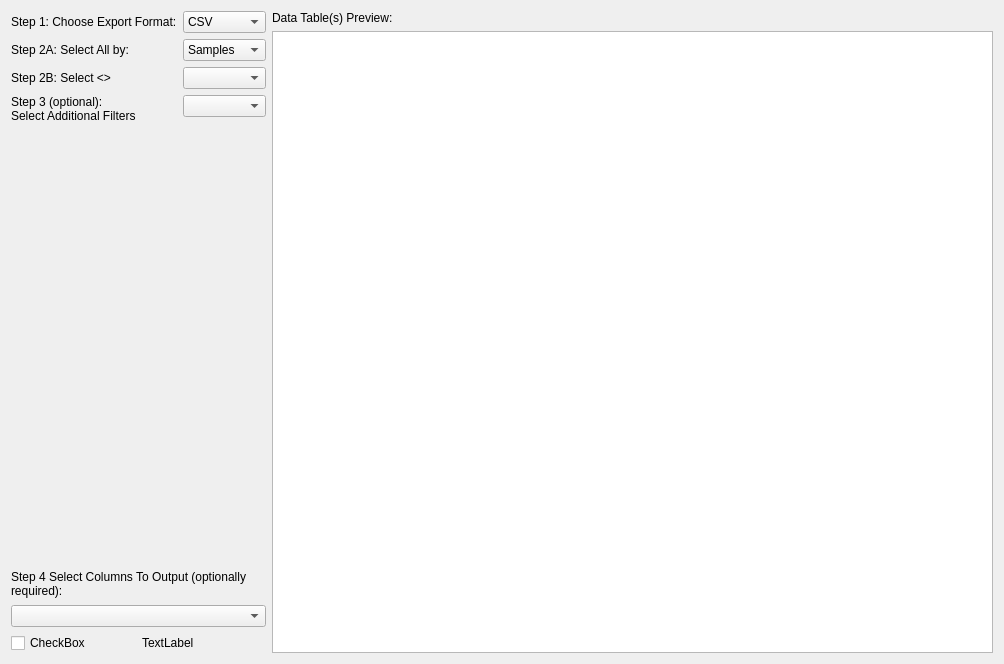
The window that ui/ExporterUI.ui (kathrynmetcalf/GeoCORK) describes before a commit, drawn with Qt 5.
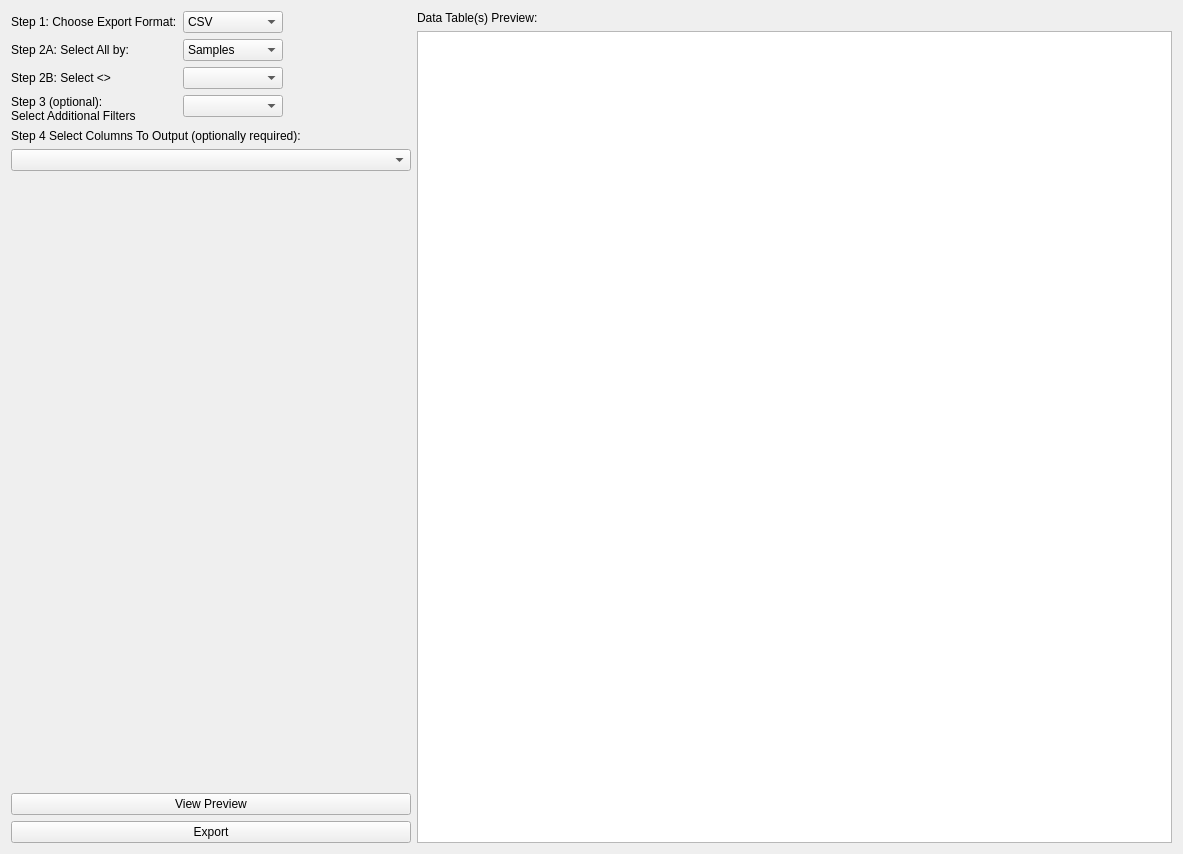
The same window after the commit. Custom widgets are drawn as their Qt base class.

Patch:
```diff
--- a/ui/ExporterUI.ui
+++ b/ui/ExporterUI.ui
@@ -6,8 +6,8 @@
    <rect>
     <x>0</x>
     <y>0</y>
-    <width>1004</width>
-    <height>664</height>
+    <width>1183</width>
+    <height>854</height>
    </rect>
   </property>
   <property name="windowTitle">
@@ -26,7 +26,25 @@
         </widget>
        </item>
        <item row="0" column="1">
-        <widget class="QComboBox" name="comboBox">
+        <widget class="QComboBox" name="exportformat_comboBox">
+         <property name="sizePolicy">
+          <sizepolicy hsizetype="Fixed" vsizetype="Fixed">
+           <horstretch>0</horstretch>
+           <verstretch>0</verstretch>
+          </sizepolicy>
+         </property>
+         <property name="minimumSize">
+          <size>
+           <width>100</width>
+           <height>0</height>
+          </size>
+         </property>
+         <property name="maximumSize">
+          <size>
+           <width>100</width>
+           <height>16777215</height>
+          </size>
+         </property>
          <item>
           <property name="text">
            <string>CSV</string>
@@ -72,7 +90,25 @@
         </widget>
        </item>
        <item row="1" column="1">
-        <widget class="QComboBox" name="comboBox_2">
+        <widget class="QComboBox" name="selectionscope_comboBox">
+         <property name="sizePolicy">
+          <sizepolicy hsizetype="Fixed" vsizetype="Fixed">
+           <horstretch>0</horstretch>
+           <verstretch>0</verstretch>
+          </sizepolicy>
+         </property>
+         <property name="minimumSize">
+          <size>
+           <width>100</width>
+           <height>0</height>
+          </size>
+         </property>
+         <property name="maximumSize">
+          <size>
+           <width>100</width>
+           <height>16777215</height>
+          </size>
+         </property>
          <item>
           <property name="text">
            <string>Samples</string>
@@ -103,7 +139,26 @@
         </widget>
        </item>
        <item row="2" column="1">
-        <widget class="QComboBox" name="comboBox_3"/>
+        <widget class="CheckableComboBox" name="samplesincluded_comboBox">
+         <property name="sizePolicy">
+          <sizepolicy hsizetype="Fixed" vsizetype="Fixed">
+           <horstretch>0</horstretch>
+           <verstretch>0</verstretch>
+          </sizepolicy>
+         </property>
+         <property name="minimumSize">
+          <size>
+           <width>100</width>
+           <height>0</height>
+          </size>
+         </property>
+         <property name="maximumSize">
+          <size>
+           <width>100</width>
+           <height>16777215</height>
+          </size>
+         </property>
+        </widget>
        </item>
        <item row="3" column="0">
         <widget class="QLabel" name="label_5">
@@ -116,7 +171,26 @@
         </widget>
        </item>
        <item row="3" column="1">
-        <widget class="QComboBox" name="comboBox_4"/>
+        <widget class="CheckableComboBox" name="filterselection_comboBox">
+         <property name="sizePolicy">
+          <sizepolicy hsizetype="Fixed" vsizetype="Fixed">
+           <horstretch>0</horstretch>
+           <verstretch>0</verstretch>
+          </sizepolicy>
+         </property>
+         <property name="minimumSize">
+          <size>
+           <width>100</width>
+           <height>0</height>
+          </size>
+         </property>
+         <property name="maximumSize">
+          <size>
+           <width>100</width>
+           <height>16777215</height>
+          </size>
+         </property>
+        </widget>
        </item>
       </layout>
      </item>
@@ -137,25 +211,81 @@
       </widget>
      </item>
      <item>
-      <widget class="QComboBox" name="comboBox_5"/>
+      <widget class="QComboBox" name="columnselection_comboBox">
+       <property name="sizePolicy">
+        <sizepolicy hsizetype="Fixed" vsizetype="Fixed">
+         <horstretch>0</horstretch>
+         <verstretch>0</verstretch>
+        </sizepolicy>
+       </property>
+       <property name="minimumSize">
+        <size>
+         <width>400</width>
+         <height>0</height>
+        </size>
+       </property>
+       <property name="maximumSize">
+        <size>
+         <width>400</width>
+         <height>16777215</height>
+        </size>
+       </property>
+      </widget>
      </item>
      <item>
-      <layout class="QGridLayout" name="gridLayout_5">
-       <item row="1" column="1">
-        <widget class="QLabel" name="label_6">
-         <property name="text">
-          <string>TextLabel</string>
-         </property>
-        </widget>
-       </item>
-       <item row="1" column="0">
-        <widget class="QCheckBox" name="checkBox">
-         <property name="text">
-          <string>CheckBox</string>
-         </property>
-        </widget>
-       </item>
-      </layout>
+      <widget class="QStackedWidget" name="columnattributes_stack">
+       <property name="minimumSize">
+        <size>
+         <width>400</width>
+         <height>600</height>
+        </size>
+       </property>
+       <property name="maximumSize">
+        <size>
+         <width>400</width>
+         <height>600</height>
+        </size>
+       </property>
+       <property name="baseSize">
+        <size>
+         <width>400</width>
+         <height>600</height>
+        </size>
+       </property>
+      </widget>
+     </item>
+     <item>
+      <spacer name="verticalSpacer">
+       <property name="orientation">
+        <enum>Qt::Vertical</enum>
+       </property>
+       <property name="sizeHint" stdset="0">
+        <size>
+         <width>20</width>
+         <height>40</height>
+        </size>
+       </property>
+      </spacer>
+     </item>
+     <item>
+      <widget class="QPushButton" name="viewpreview_pushbutton">
+       <property name="focusPolicy">
+        <enum>Qt::ClickFocus</enum>
+       </property>
+       <property name="text">
+        <string>View Preview</string>
+       </property>
+       <property name="autoDefault">
+        <bool>false</bool>
+       </property>
+      </widget>
+     </item>
+     <item>
+      <widget class="QPushButton" name="export_pushbutton">
+       <property name="text">
+        <string>Export</string>
+       </property>
+      </widget>
      </item>
     </layout>
    </item>
@@ -175,6 +305,13 @@
    </item>
   </layout>
  </widget>
+ <customwidgets>
+  <customwidget>
+   <class>CheckableComboBox</class>
+   <extends>QComboBox</extends>
+   <header location="global">Functions/Table_classes.h</header>
+  </customwidget>
+ </customwidgets>
  <resources/>
  <connections/>
 </ui>
```
